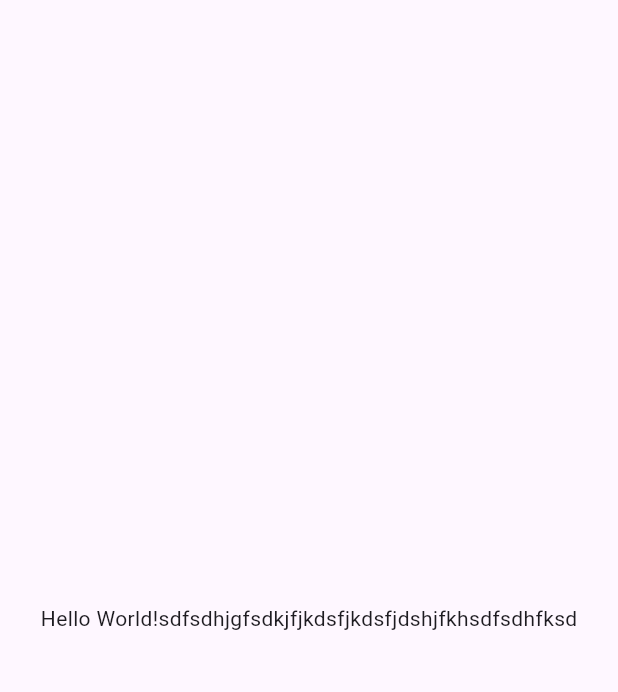
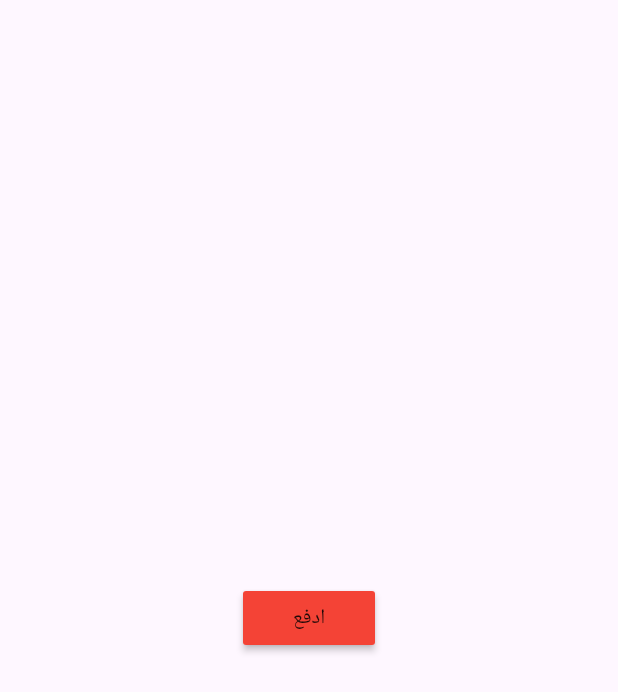
Before and after one commit to Tarek1k/my_flutter_app, a Flutter app: the screen it shows after launch, on a phone screen of 412 x 824 dp. Shown: the top 692 px of the screen. Run offline on Flutter 3.47's test engine with Material 3 defaults, Android fonts, the phone set to English and light mode, and no system bars; our stand-ins replace dio; missing offline and left inert: flutter_stripe.

```diff
--- /dev/null
+++ b/lib/home.dart
@@ -0,0 +1,32 @@
+import 'package:flutter/material.dart';
+import 'package:git/services/stripe_service.dart';
+
+class HomePage extends StatefulWidget {
+  const HomePage({super.key});
+
+  @override
+  State<HomePage> createState() => _HomePageState();
+}
+
+class _HomePageState extends State<HomePage> {
+  @override
+  Widget build(BuildContext context) {
+    return Scaffold(
+      body: SizedBox.expand(
+        child: Column(
+          mainAxisAlignment: MainAxisAlignment.center,
+          crossAxisAlignment: CrossAxisAlignment.center,
+          children: [
+            MaterialButton(
+              onPressed: () async {
+                await StripeService.instance.makePayment();
+              },
+              color: Colors.red,
+              child: Text("ادفع"),
+            )
+          ],
+        ),
+      ),
+    );
+  }
+}
--- a/lib/main.dart
+++ b/lib/main.dart
@@ -1,7 +1,16 @@
 import 'package:flutter/material.dart';
+import 'package:flutter_stripe/flutter_stripe.dart';
+import 'package:git/consts.dart';
+import 'package:git/home.dart';
 
-void main() {
+void main() async {
+  await _setup();
   runApp(const MainApp());
+}
+
+Future<void> _setup() async {
+  WidgetsFlutterBinding.ensureInitialized();
+  Stripe.publishableKey = stripepublishkey;
 }
 
 class MainApp extends StatelessWidget {
@@ -10,11 +19,6 @@ class MainApp extends StatelessWidget {
   @override
   Widget build(BuildContext context) {
     return const MaterialApp(
-      home: Scaffold(
-        body: Center(
-          child: Text('Hello World!sdfsdhjgfsdkjfjkdsfjkdsfjdshjfkhsdfsdhfksd'),
-        ),
-      ),
-    );
+        debugShowCheckedModeBanner: false, home: HomePage());
   }
 }
--- a/pubspec.yaml
+++ b/pubspec.yaml
@@ -7,8 +7,11 @@ environment:
   sdk: ^3.5.3
 
 dependencies:
+  dio: ^5.8.0+1
   flutter:
     sdk: flutter
+  flutter_paypal_checkout: ^1.0.1
+  flutter_stripe: ^11.4.0
 
 dev_dependencies:
   flutter_test:
```
Also changed, not shown: lib/services/stripe_service.dart (added, +73 -0 lines), pubspec.lock, 8 other files.
